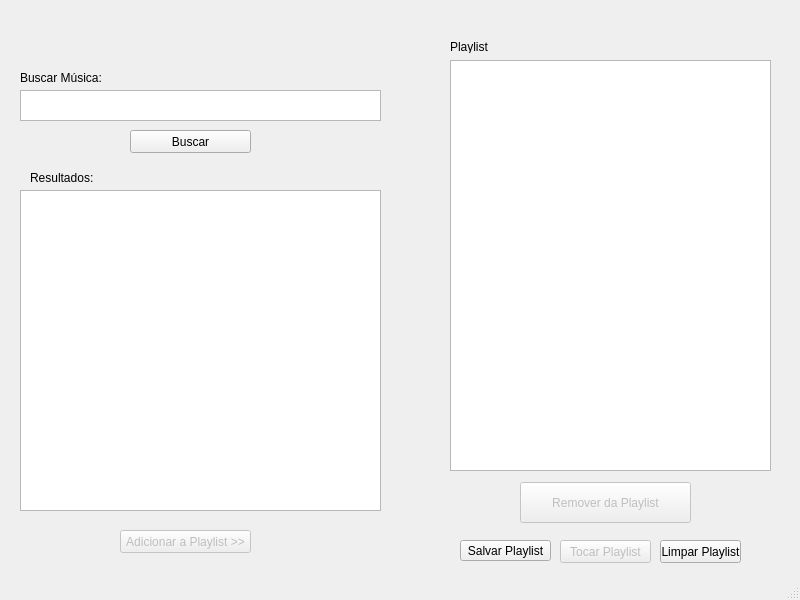
Before: the Qt Designer form QtSpotifyApp/spotifyapp.ui in lucas-izumi/QtSpotifyApp, drawn with Qt 5.
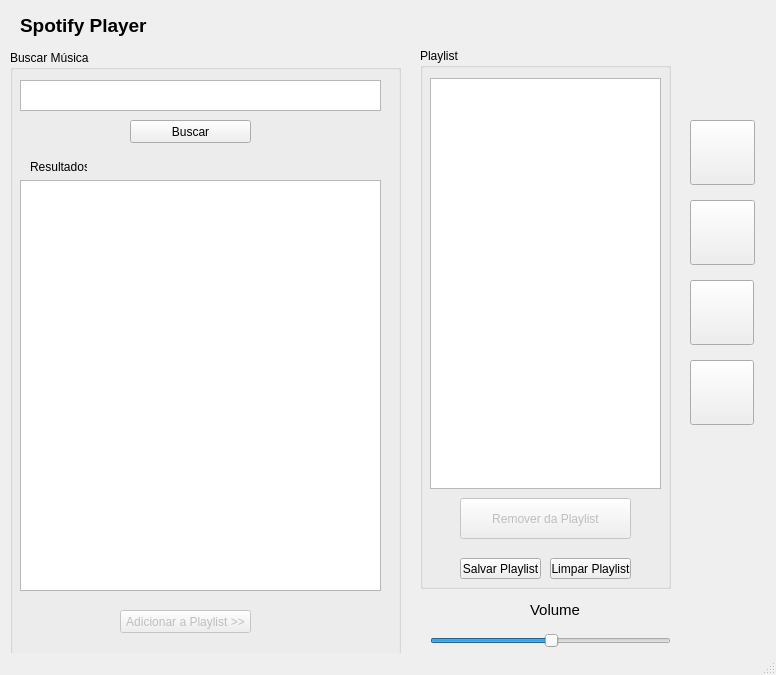
After: the same form once the commit is applied. Icons and pictures are not drawn.

```diff
--- a/QtSpotifyApp/spotifyapp.ui
+++ b/QtSpotifyApp/spotifyapp.ui
@@ -6,8 +6,8 @@
    <rect>
     <x>0</x>
     <y>0</y>
-    <width>800</width>
-    <height>600</height>
+    <width>776</width>
+    <height>675</height>
    </rect>
   </property>
   <property name="windowTitle">
@@ -17,9 +17,9 @@
    <widget class="QListWidget" name="lstPlaylist">
     <property name="geometry">
      <rect>
-      <x>450</x>
-      <y>60</y>
-      <width>321</width>
+      <x>430</x>
+      <y>78</y>
+      <width>231</width>
       <height>411</height>
      </rect>
     </property>
@@ -28,72 +28,54 @@
     <property name="geometry">
      <rect>
       <x>20</x>
-      <y>90</y>
+      <y>80</y>
       <width>361</width>
       <height>31</height>
      </rect>
     </property>
-   </widget>
-   <widget class="QLabel" name="lblBuscar">
-    <property name="geometry">
-     <rect>
-      <x>20</x>
-      <y>70</y>
-      <width>181</width>
-      <height>16</height>
-     </rect>
+    <property name="font">
+     <font>
+      <pointsize>11</pointsize>
+     </font>
     </property>
-    <property name="text">
-     <string>Buscar Música:</string>
+    <property name="horizontalScrollBarPolicy">
+     <enum>Qt::ScrollBarAsNeeded</enum>
     </property>
    </widget>
    <widget class="QListWidget" name="lstResultadosBusca">
     <property name="geometry">
      <rect>
       <x>20</x>
-      <y>190</y>
+      <y>180</y>
       <width>361</width>
-      <height>321</height>
+      <height>411</height>
      </rect>
     </property>
    </widget>
-   <widget class="QPushButton" name="btnAdicionar">
+   <widget class="QPushButton" name="btnPlay">
     <property name="enabled">
-     <bool>false</bool>
+     <bool>true</bool>
     </property>
     <property name="geometry">
      <rect>
-      <x>120</x>
-      <y>530</y>
-      <width>131</width>
-      <height>23</height>
+      <x>690</x>
+      <y>120</y>
+      <width>65</width>
+      <height>65</height>
      </rect>
     </property>
-    <property name="text">
-     <string>Adicionar a Playlist &gt;&gt;</string>
+    <property name="styleSheet">
+     <string notr="true">background-image: url(:/images/images/play.png)</string>
     </property>
-   </widget>
-   <widget class="QPushButton" name="btnTocarPlaylist">
-    <property name="enabled">
-     <bool>false</bool>
-    </property>
-    <property name="geometry">
-     <rect>
-      <x>560</x>
-      <y>540</y>
-      <width>91</width>
-      <height>23</height>
-     </rect>
-    </property>
     <property name="text">
-     <string>Tocar Playlist</string>
+     <string/>
     </property>
    </widget>
    <widget class="QPushButton" name="btnBuscar">
     <property name="geometry">
      <rect>
       <x>130</x>
-      <y>130</y>
+      <y>120</y>
       <width>121</width>
       <height>23</height>
      </rect>
@@ -106,73 +88,218 @@
     <property name="geometry">
      <rect>
       <x>30</x>
-      <y>170</y>
-      <width>101</width>
-      <height>16</height>
-     </rect>
-    </property>
-    <property name="text">
-     <string>Resultados:</string>
-    </property>
-   </widget>
-   <widget class="QLabel" name="lblPlaylist">
-    <property name="geometry">
-     <rect>
-      <x>450</x>
-      <y>40</y>
-      <width>47</width>
+      <y>160</y>
+      <width>57</width>
       <height>13</height>
      </rect>
     </property>
     <property name="text">
+     <string>Resultados:</string>
+    </property>
+   </widget>
+   <widget class="QGroupBox" name="boxBusca">
+    <property name="geometry">
+     <rect>
+      <x>10</x>
+      <y>50</y>
+      <width>391</width>
+      <height>611</height>
+     </rect>
+    </property>
+    <property name="title">
+     <string>Buscar Música</string>
+    </property>
+    <widget class="QPushButton" name="btnAdicionar">
+     <property name="enabled">
+      <bool>false</bool>
+     </property>
+     <property name="geometry">
+      <rect>
+       <x>110</x>
+       <y>560</y>
+       <width>131</width>
+       <height>23</height>
+      </rect>
+     </property>
+     <property name="text">
+      <string>Adicionar a Playlist &gt;&gt;</string>
+     </property>
+    </widget>
+   </widget>
+   <widget class="QGroupBox" name="boxPlaylist">
+    <property name="geometry">
+     <rect>
+      <x>420</x>
+      <y>48</y>
+      <width>251</width>
+      <height>541</height>
+     </rect>
+    </property>
+    <property name="title">
      <string>Playlist</string>
     </property>
+    <widget class="QPushButton" name="btnRemover">
+     <property name="enabled">
+      <bool>false</bool>
+     </property>
+     <property name="geometry">
+      <rect>
+       <x>40</x>
+       <y>450</y>
+       <width>171</width>
+       <height>41</height>
+      </rect>
+     </property>
+     <property name="text">
+      <string>Remover da Playlist</string>
+     </property>
+    </widget>
+    <widget class="QPushButton" name="btnLimpaPlaylist">
+     <property name="enabled">
+      <bool>true</bool>
+     </property>
+     <property name="geometry">
+      <rect>
+       <x>130</x>
+       <y>510</y>
+       <width>81</width>
+       <height>21</height>
+      </rect>
+     </property>
+     <property name="text">
+      <string>Limpar Playlist</string>
+     </property>
+    </widget>
+    <widget class="QPushButton" name="btnSalvarPlaylist">
+     <property name="geometry">
+      <rect>
+       <x>40</x>
+       <y>510</y>
+       <width>81</width>
+       <height>21</height>
+      </rect>
+     </property>
+     <property name="text">
+      <string>Salvar Playlist</string>
+     </property>
+    </widget>
    </widget>
-   <widget class="QPushButton" name="btnSalvarPlaylist">
+   <widget class="QSlider" name="sldVolume">
     <property name="geometry">
      <rect>
-      <x>460</x>
-      <y>540</y>
-      <width>91</width>
-      <height>21</height>
+      <x>430</x>
+      <y>630</y>
+      <width>241</width>
+      <height>22</height>
      </rect>
     </property>
+    <property name="value">
+     <number>50</number>
+    </property>
+    <property name="orientation">
+     <enum>Qt::Horizontal</enum>
+    </property>
+   </widget>
+   <widget class="QLabel" name="lblVolume">
+    <property name="geometry">
+     <rect>
+      <x>530</x>
+      <y>600</y>
+      <width>51</width>
+      <height>20</height>
+     </rect>
+    </property>
+    <property name="font">
+     <font>
+      <pointsize>11</pointsize>
+     </font>
+    </property>
     <property name="text">
-     <string>Salvar Playlist</string>
+     <string>Volume</string>
     </property>
    </widget>
-   <widget class="QPushButton" name="btnLimpaPlaylist">
-    <property name="enabled">
-     <bool>true</bool>
+   <widget class="QPushButton" name="btnProx">
+    <property name="geometry">
+     <rect>
+      <x>690</x>
+      <y>280</y>
+      <width>64</width>
+      <height>65</height>
+     </rect>
     </property>
+    <property name="styleSheet">
+     <string notr="true">background-image: url(:/images/images/next.png)</string>
+    </property>
+    <property name="text">
+     <string/>
+    </property>
+   </widget>
+   <widget class="QPushButton" name="btnAnt">
     <property name="geometry">
      <rect>
-      <x>660</x>
-      <y>540</y>
-      <width>81</width>
-      <height>23</height>
+      <x>690</x>
+      <y>360</y>
+      <width>64</width>
+      <height>65</height>
      </rect>
     </property>
+    <property name="styleSheet">
+     <string notr="true">background-image: url(:/images/images/prev.png)</string>
+    </property>
     <property name="text">
-     <string>Limpar Playlist</string>
+     <string/>
     </property>
    </widget>
-   <widget class="QPushButton" name="btnRemover">
-    <property name="enabled">
-     <bool>false</bool>
+   <widget class="QPushButton" name="btnStop">
+    <property name="geometry">
+     <rect>
+      <x>690</x>
+      <y>200</y>
+      <width>65</width>
+      <height>65</height>
+     </rect>
     </property>
+    <property name="styleSheet">
+     <string notr="true">background-image: url(:/images/images/stop.png)</string>
+    </property>
+    <property name="text">
+     <string/>
+    </property>
+   </widget>
+   <widget class="QLabel" name="lblMusicaAtual">
     <property name="geometry">
      <rect>
-      <x>520</x>
-      <y>482</y>
-      <width>171</width>
-      <height>41</height>
+      <x>20</x>
+      <y>10</y>
+      <width>201</width>
+      <height>31</height>
      </rect>
     </property>
+    <property name="font">
+     <font>
+      <pointsize>14</pointsize>
+      <weight>75</weight>
+      <bold>true</bold>
+     </font>
+    </property>
     <property name="text">
-     <string>Remover da Playlist</string>
+     <string>Spotify Player</string>
     </property>
    </widget>
+   <zorder>boxPlaylist</zorder>
+   <zorder>boxBusca</zorder>
+   <zorder>lstPlaylist</zorder>
+   <zorder>txtBuscar</zorder>
+   <zorder>lstResultadosBusca</zorder>
+   <zorder>btnPlay</zorder>
+   <zorder>btnBuscar</zorder>
+   <zorder>lblResultados</zorder>
+   <zorder>sldVolume</zorder>
+   <zorder>lblVolume</zorder>
+   <zorder>btnProx</zorder>
+   <zorder>btnAnt</zorder>
+   <zorder>btnStop</zorder>
+   <zorder>lblMusicaAtual</zorder>
   </widget>
   <widget class="QStatusBar" name="statusbar"/>
  </widget>
```
